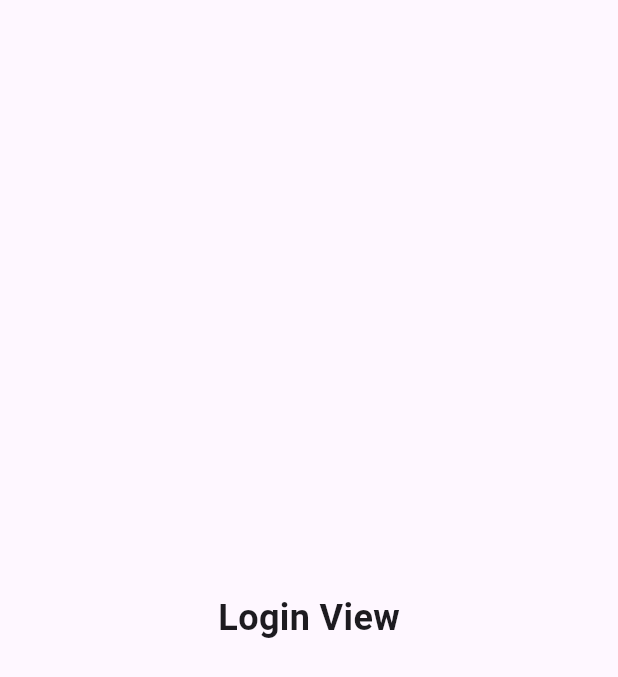
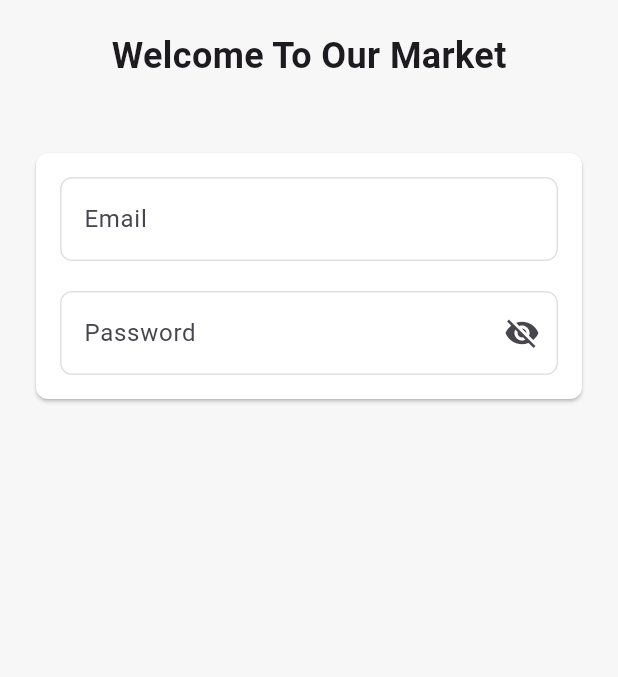
Before and after one commit to osos2511/our-market-app, a Flutter app: the screen it shows after launch, on a phone screen of 412 x 824 dp. Shown: the top 677 px of the screen. Run offline on Flutter 3.47's test engine with Material 3 defaults, Android fonts, the phone set to English and light mode, and no system bars.

Commit message:
+refactor-text-field

```diff
--- a/lib/main.dart
+++ b/lib/main.dart
@@ -1,4 +1,5 @@
 import 'package:flutter/material.dart';
+import 'package:our_market/app_colors.dart';
 import 'package:our_market/views/auth/ui/login_view.dart';
 
 void main() {
@@ -11,6 +12,7 @@ class OurMarket extends StatelessWidget {
   Widget build(BuildContext context) {
     return MaterialApp(
       debugShowCheckedModeBanner: false,
+      theme: ThemeData(scaffoldBackgroundColor: AppColors.kScaffoldColor),
       title: 'Our Market',
       home: const LoginView(),
     );
--- a/lib/views/auth/ui/login_view.dart
+++ b/lib/views/auth/ui/login_view.dart
@@ -1,17 +1,89 @@
 import 'package:flutter/material.dart';
+import 'package:our_market/app_colors.dart';
 
 class LoginView extends StatelessWidget {
   const LoginView({super.key});
 
   @override
   Widget build(BuildContext context) {
-    return const Scaffold(
-      body: Center(
-        child: Text(
-          'Login View',
-          style: TextStyle(fontSize: 24, fontWeight: FontWeight.bold),
+    return Scaffold(
+      body: SafeArea(
+        child: Column(
+          children: [
+            SizedBox(height: 20),
+            Text(
+              'Welcome To Our Market',
+              style: TextStyle(fontSize: 24, fontWeight: FontWeight.bold),
+            ),
+            SizedBox(height: 24),
+            Card(
+              margin: EdgeInsets.all(24),
+              color: AppColors.kWhiteColor,
+              shape: RoundedRectangleBorder(
+                borderRadius: BorderRadius.all(Radius.circular(8)),
+              ),
+              child: Padding(
+                padding: const EdgeInsets.all(16.0),
+                child: Column(
+                  children: [
+                    CustomTextFormField(labelText: 'Email'),
+                    SizedBox(height: 20),
+                    CustomTextFormField(
+                      labelText: 'Password',
+                      suffixIcon: IconButton(
+                        onPressed: () {},
+                        icon: Icon(Icons.visibility_off),
+                      ),
+                    ),
+                  ],
+                ),
+              ),
+            ),
+          ],
         ),
       ),
     );
   }
 }
+
+class CustomTextFormField extends StatelessWidget {
+  const CustomTextFormField({
+    super.key,
+    required this.labelText,
+    this.suffixIcon,
+    this.isSecure = false,
+  });
+  final String labelText;
+  final Widget? suffixIcon;
+  final bool isSecure;
+
+  @override
+  Widget build(BuildContext context) {
+    return TextFormField(
+      obscureText: isSecure,
+      validator: (value) {
+        if (value == null || value.isEmpty) {
+          return 'Please enter your email';
+        }
+        return null;
+      },
+      keyboardType: TextInputType.emailAddress,
+      decoration: InputDecoration(
+        labelText: labelText,
+        suffixIcon: suffixIcon,
+        border: OutlineInputBorder(
+          borderSide: BorderSide(width: 2, color: AppColors.kBordersideColor),
+          borderRadius: BorderRadius.circular(8),
+        ),
+        focusedBorder: OutlineInputBorder(
+          borderSide: BorderSide(color: AppColors.kBordersideColor),
+          borderRadius: BorderRadius.circular(8),
+        ),
+        enabledBorder: OutlineInputBorder(
+          borderSide: BorderSide(color: AppColors.kBordersideColor),
+          borderRadius: BorderRadius.circular(8),
+        ),
+      ),
+    );
+  }
+}
```
